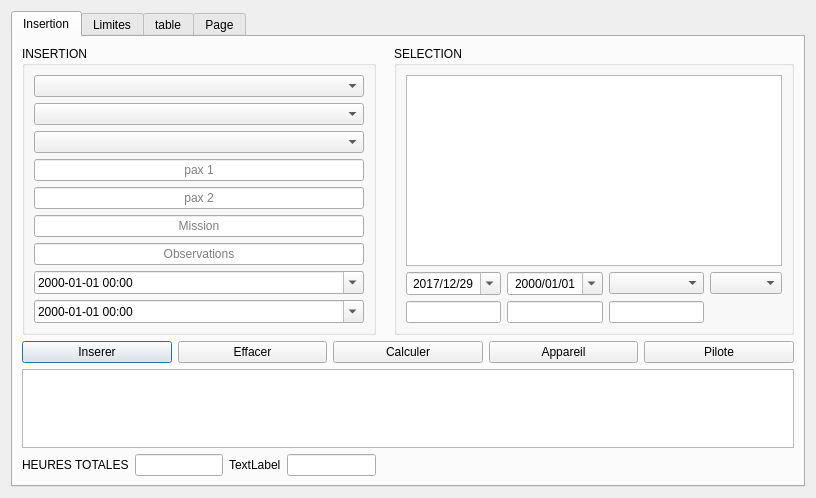
Above: TabView.ui from heliomaster/SaraaProject before the change. Below: the same form after it.
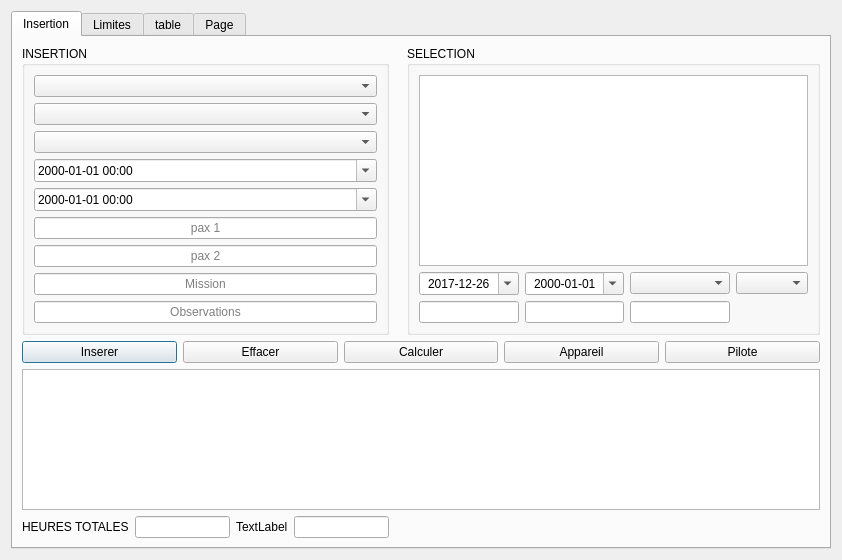
That is the form after the change.

Commit message: fixed pb with virtual column

The edit to the form file:
```diff
--- a/TabView.ui
+++ b/TabView.ui
@@ -6,8 +6,8 @@
    <rect>
     <x>0</x>
     <y>0</y>
-    <width>816</width>
-    <height>498</height>
+    <width>842</width>
+    <height>560</height>
    </rect>
   </property>
   <property name="windowTitle">
@@ -73,7 +73,7 @@
           <string>INSERTION</string>
          </property>
          <layout class="QGridLayout" name="gridLayout_2">
-          <item row="7" column="0">
+          <item row="9" column="0">
            <widget class="QLineEdit" name="lineEdit_observations">
             <property name="alignment">
              <set>Qt::AlignCenter</set>
@@ -83,59 +83,62 @@
             </property>
            </widget>
           </item>
-          <item row="6" column="0">
-           <widget class="QLineEdit" name="lineEdit_mission">
-            <property name="alignment">
-             <set>Qt::AlignCenter</set>
-            </property>
-            <property name="placeholderText">
-             <string>Mission</string>
-            </property>
-           </widget>
-          </item>
-          <item row="1" column="0">
-           <widget class="QComboBox" name="comboBox_pilot2"/>
-          </item>
           <item row="3" column="0">
-           <widget class="QLineEdit" name="lineEdit_pax1">
-            <property name="alignment">
-             <set>Qt::AlignCenter</set>
+           <widget class="QDateTimeEdit" name="dateTimeEdit">
+            <property name="displayFormat">
+             <string>yyyy-MM-dd HH:mm</string>
             </property>
-            <property name="placeholderText">
-             <string>pax 1</string>
+            <property name="calendarPopup">
+             <bool>true</bool>
             </property>
-           </widget>
-          </item>
-          <item row="4" column="0">
-           <widget class="QLineEdit" name="lineEdit_pax2">
-            <property name="alignment">
-             <set>Qt::AlignCenter</set>
+            <property name="timeSpec">
+             <enum>Qt::UTC</enum>
             </property>
-            <property name="placeholderText">
-             <string>pax 2</string>
-            </property>
            </widget>
           </item>
+          <item row="2" column="0">
+           <widget class="QComboBox" name="comboBox_avion"/>
+          </item>
+          <item row="1" column="0">
+           <widget class="QComboBox" name="comboBox_pilot2"/>
+          </item>
           <item row="0" column="0">
            <widget class="QComboBox" name="comboBox_pilot1"/>
           </item>
+          <item row="6" column="0">
+           <widget class="QLineEdit" name="lineEdit_pax2">
+            <property name="alignment">
+             <set>Qt::AlignCenter</set>
+            </property>
+            <property name="placeholderText">
+             <string>pax 2</string>
+            </property>
+           </widget>
+          </item>
+          <item row="5" column="0">
+           <widget class="QLineEdit" name="lineEdit_pax1">
+            <property name="alignment">
+             <set>Qt::AlignCenter</set>
+            </property>
+            <property name="placeholderText">
+             <string>pax 1</string>
+            </property>
+           </widget>
+          </item>
           <item row="8" column="0">
-           <widget class="QDateTimeEdit" name="dateTimeEdit">
-            <property name="displayFormat">
-             <string>yyyy-MM-dd HH:mm</string>
+           <widget class="QLineEdit" name="lineEdit_mission">
+            <property name="alignment">
+             <set>Qt::AlignCenter</set>
             </property>
-            <property name="calendarPopup">
-             <bool>true</bool>
-            </property>
-            <property name="timeSpec">
-             <enum>Qt::UTC</enum>
+            <property name="placeholderText">
+             <string>Mission</string>
             </property>
            </widget>
           </item>
-          <item row="9" column="0">
+          <item row="4" column="0">
            <widget class="QDateTimeEdit" name="dateTimeEdit_2">
             <property name="displayFormat">
-             <string>yyyy-MM-dd HH:mm</string>
+             <string notr="true">yyyy-MM-dd HH:mm</string>
             </property>
             <property name="calendarPopup">
              <bool>true</bool>
@@ -145,9 +148,6 @@
             </property>
            </widget>
           </item>
-          <item row="2" column="0">
-           <widget class="QComboBox" name="comboBox_avion"/>
-          </item>
          </layout>
         </widget>
        </item>
@@ -178,7 +178,7 @@
              <date>
               <year>2017</year>
               <month>12</month>
-              <day>29</day>
+              <day>26</day>
              </date>
             </property>
             <property name="maximumDateTime">
@@ -199,7 +199,7 @@
              </time>
             </property>
             <property name="displayFormat">
-             <string>yyyy/MM/dd</string>
+             <string>yyyy-MM-dd</string>
             </property>
             <property name="calendarPopup">
              <bool>true</bool>
@@ -218,7 +218,7 @@
              <enum>QAbstractSpinBox::UpDownArrows</enum>
             </property>
             <property name="displayFormat">
-             <string>yyyy/MM/dd</string>
+             <string>yyyy-MM-dd</string>
             </property>
             <property name="calendarPopup">
              <bool>true</bool>
```
Left out of the diff: 2 changed lines with no effect on the pictures. The commit also changes 3 other files.
